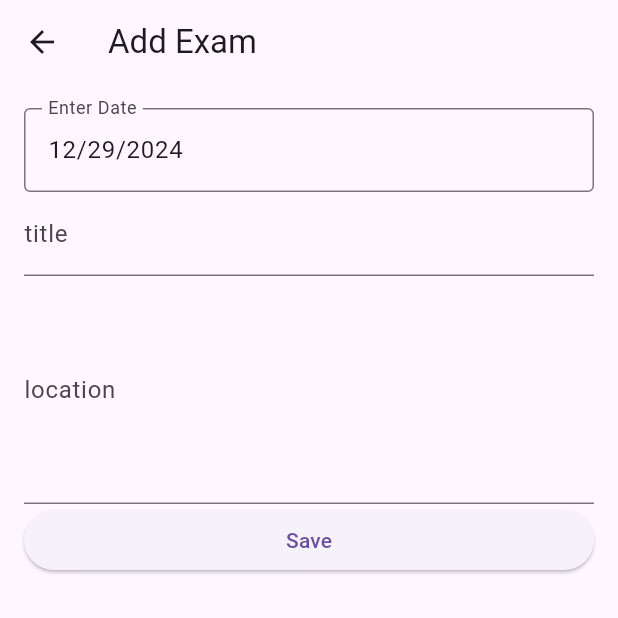
After one commit to anajaneska/mis-lab-4, a Flutter app: the screen it shows after launch, after a tap on the "add" icon, on a phone screen of 412 x 824 dp, the top half of it. The commit adds this screen. Run offline on Flutter 3.47's test engine with Material 3 defaults, Android fonts, the phone set to English and light mode, and no system bars; our stand-ins replace cloud_firestore, firebase_core, table_calendar; missing offline and left inert: firebase_helpers; accounts and stored records are empty.

Commit message:
add exam functionality

```diff
--- a/lib/main.dart
+++ b/lib/main.dart
@@ -1,6 +1,7 @@
 import 'dart:collection';
 
 import 'package:cloud_firestore/cloud_firestore.dart';
+import 'package:exam_schedule/pages/add_exam.dart';
 import 'package:firebase_core/firebase_core.dart';
 import 'package:flutter/material.dart';
 import 'package:intl/intl.dart';
@@ -56,8 +57,14 @@ class _CalendarScreenState extends State<CalendarScreen> {
   }
 
   _loadFirestoreEvents() async {
+    final firstDay = DateTime(_focusedDay.year, _focusedDay.month, 1);
+    final lastDay = DateTime(_focusedDay.year, _focusedDay.month + 1, 0);
+    _events = {};
+
     final snap = await FirebaseFirestore.instance
         .collection('Exam')
+        .where('DateTime', isGreaterThanOrEqualTo: firstDay)
+        .where('DateTime', isLessThanOrEqualTo: lastDay)
         .withConverter(
         fromFirestore: Exam.fromFirestore,
         toFirestore: (event, options) => event.toFirestore())
@@ -113,7 +120,10 @@ class _CalendarScreenState extends State<CalendarScreen> {
               },
               onPageChanged: (focusedDay) {
                 // No need to call `setState()` here
-                _focusedDay = focusedDay;
+                setState(() {
+                  _focusedDay = focusedDay;
+                });
+                _loadFirestoreEvents();
               },
             ),
           ..._getEventsForTheDay(_selectedDay!).map(
@@ -127,7 +137,25 @@ class _CalendarScreenState extends State<CalendarScreen> {
             ),
           ),
           ],
-        )
+        ),
+      floatingActionButton: FloatingActionButton(
+          onPressed: () async {
+            final result = await Navigator.push<bool>(
+              context,
+              MaterialPageRoute(
+                  builder: (_) => AddExam(
+                      firstDate: _firstDay,
+                      lastDate: _lastDay,
+                      selectedDate: _selectedDay,
+                  ),
+              ),
+            );
+            if(result ?? false) {
+              _loadFirestoreEvents();
+            }
+          },
+        child: const Icon(Icons.add),
+      ),
 
     );
   }
--- /dev/null
+++ b/lib/pages/add_exam.dart
@@ -0,0 +1,85 @@
+import 'package:cloud_firestore/cloud_firestore.dart';
+import 'package:flutter/cupertino.dart';
+import 'package:flutter/material.dart';
+
+class AddExam extends StatefulWidget {
+  final DateTime firstDate;
+  final DateTime lastDate;
+  final DateTime? selectedDate;
+  const AddExam(
+      {Key? key,
+        required this.firstDate,
+        required this.lastDate,
+        this.selectedDate})
+      : super(key: key);
+
+  @override
+  State<AddExam> createState() => _AddExamState();
+}
+
+class _AddExamState extends State<AddExam> {
+  late DateTime _selectedDate;
+  final _titleController = TextEditingController();
+  final _locationController = TextEditingController();
+  @override
+  void initState() {
+    super.initState();
+    _selectedDate = widget.selectedDate ?? DateTime.now();
+  }
+
+  @override
+  Widget build(BuildContext context) {
+    return Scaffold(
+      appBar: AppBar(title: const Text("Add Exam")),
+      body: ListView(
+        padding: const EdgeInsets.all(16.0),
+        children: [
+          InputDatePickerFormField(
+            firstDate: widget.firstDate,
+            lastDate: widget.lastDate,
+            initialDate: _selectedDate,
+            onDateSubmitted: (date) {
+              setState(() {
+                _selectedDate = date;
+              });
+            },
+          ),
+          TextField(
+            controller: _titleController,
+            maxLines: 1,
+            decoration: const InputDecoration(labelText: 'title'),
+          ),
+          TextField(
+            controller: _locationController,
+            maxLines: 5,
+            decoration: const InputDecoration(labelText: 'location'),
+          ),
+          ElevatedButton(
+            onPressed: () {
+              _addEvent();
+            },
+            child: const Text("Save"),
+          ),
+        ],
+      ),
+    );
+  }
+
+  void _addEvent() async {
+    final name = _titleController.text;
+    final location = _locationController.text;
+    if (name.isEmpty) {
+      print('Name cannot be empty');
+      // you can use snackbar to display erro to the user
+      return;
+    }
+    await FirebaseFirestore.instance.collection('Exam').add({
+      "Name": name,
+      "Location": location,
+      "DateTime": Timestamp.fromDate(_selectedDate),
+    });
+    if(mounted) {
+      Navigator.pop<bool>(context, true);
+    }
+  }
+}
```
